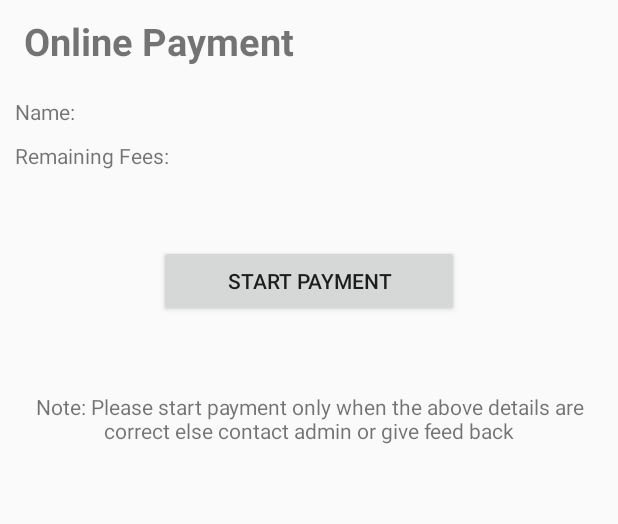
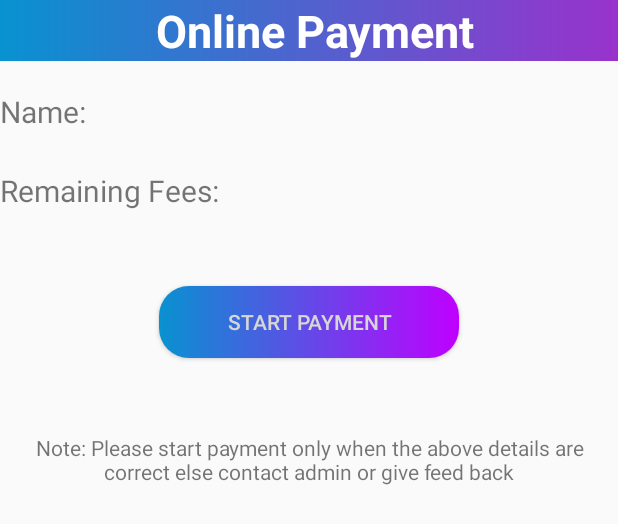
Before and after one commit to Pransh-Coder/Doodle, an Android app: the layout activity_payment_gateway.xml on its own in the app's theme, with its tools: preview values and no code run, on a phone screen of 412 x 824 dp. Shown: the top 524 px of the screen. Run offline under Robolectric (Android 15) with nearby library versions, the phone set to English and light mode, and no system bars; network calls fail.

Commit message:
before pull

```diff
--- a/app/src/main/java/com/proxima/elearning/Discussion_forum.java
+++ b/app/src/main/java/com/proxima/elearning/Discussion_forum.java
@@ -61,6 +61,7 @@ public class Discussion_forum extends AppCompatActivity {
                 Toast.makeText(Discussion_forum.this, "Button Pressed", Toast.LENGTH_SHORT).show();
                 Intent intent = new Intent(Discussion_forum.this,PostQuestions.class);
                 startActivity(intent);
+                finish();
             }
         });
     }
@@ -105,6 +106,7 @@ public class Discussion_forum extends AppCompatActivity {
             }
         });
         requestQueue.add(request);
+
     }
 
 }
--- a/app/src/main/java/com/proxima/elearning/PostQuestions.java
+++ b/app/src/main/java/com/proxima/elearning/PostQuestions.java
@@ -2,6 +2,7 @@ package com.proxima.elearning;
 
 import androidx.appcompat.app.AppCompatActivity;
 
+import android.content.Intent;
 import android.content.SharedPreferences;
 import android.os.Bundle;
 import android.view.View;
@@ -92,6 +93,9 @@ public class PostQuestions extends AppCompatActivity {
                     postQues();
                     ques_title.getText().clear();
                     question_body.getText().clear();
+                    Intent intent = new Intent(PostQuestions.this,Discussion_forum.class);
+                    startActivity(intent);
+                    finish();
                 }
             }
         });
--- a/app/src/main/java/com/proxima/elearning/QuestionDetails.java
+++ b/app/src/main/java/com/proxima/elearning/QuestionDetails.java
@@ -108,7 +108,7 @@ public class QuestionDetails extends AppCompatActivity {
                     JSONArray jsonArray = jsonObject.getJSONArray("dataQuestion");
                     JSONArray jsonArrayAnswer = jsonObject.getJSONArray("dataAnswer");
 
-
+                        // no need for loop becoz there is only 1 question at a time
 
                         JSONObject data = jsonArray.getJSONObject(0);
 
--- /dev/null
+++ b/app/src/main/res/drawable/custom_button.xml
@@ -0,0 +1,11 @@
+<?xml version="1.0" encoding="utf-8"?>
+<shape xmlns:android="http://schemas.android.com/apk/res/android"
+    android:shape="rectangle">
+    <corners android:radius="20dp"></corners>
+    <gradient android:endColor="#0892d0"
+        android:startColor="#bf00ff"
+        android:angle="180"></gradient>
+
+
+    <!--bf00ff,0892d0-->
+</shape>
--- /dev/null
+++ b/app/src/main/res/drawable/heading_background.xml
@@ -0,0 +1,8 @@
+<?xml version="1.0" encoding="utf-8"?>
+<shape xmlns:android="http://schemas.android.com/apk/res/android"
+    android:shape="rectangle">
+    <gradient android:startColor="#9932CC"
+        android:angle="180"
+        android:endColor="#0892D0"></gradient>
+
+</shape>
--- a/app/src/main/res/layout/activity_payment_gateway.xml
+++ b/app/src/main/res/layout/activity_payment_gateway.xml
@@ -5,16 +5,18 @@
     android:layout_width="match_parent"
     android:layout_height="match_parent"
     android:orientation="vertical"
-    android:padding="10dp"
     tools:context=".PaymentGateway">
 
     <TextView
         android:id="@+id/textView"
-        android:layout_width="wrap_content"
+        android:layout_width="match_parent"
         android:layout_height="wrap_content"
         android:text=" Online Payment"
-        android:textSize="25sp"
+        android:textSize="30sp"
         android:textStyle="bold"
+        android:textColor="#ffff"
+        android:gravity="center"
+        android:background="@drawable/heading_background"
         app:layout_constraintTop_toTopOf="parent"
         app:layout_constraintLeft_toLeftOf="parent"
         app:layout_constraintRight_toRightOf="parent"/>
@@ -23,18 +25,17 @@
         android:id="@+id/name"
         android:layout_width="match_parent"
         android:layout_height="wrap_content"
+        android:textSize="20sp"
         android:layout_marginTop="20dp"
-        android:text="Name:"
-        app:layout_constraintLeft_toLeftOf="parent"
-        app:layout_constraintRight_toRightOf="parent"
-        app:layout_constraintTop_toBottomOf="@+id/textView"/>
+        android:text="Name:" />
 
     <TextView
         android:id="@+id/remaining"
         android:layout_width="match_parent"
         android:layout_height="wrap_content"
-        android:layout_marginTop="10dp"
+        android:layout_marginTop="25dp"
         android:text="Remaining Fees:"
+        android:textSize="20sp"
         app:layout_constraintLeft_toLeftOf="parent"
         app:layout_constraintRight_toRightOf="parent" />
 
@@ -45,9 +46,10 @@
         android:layout_height="wrap_content"
         android:layout_gravity="center"
         android:layout_marginTop="50dp"
-        app:layout_constraintTop_toBottomOf="@+id/customer_id"
+        android:textColor="@color/white"
         app:layout_constraintLeft_toLeftOf="parent"
         android:text="Start Payment"
+        android:background="@drawable/custom_button"
         app:layout_constraintRight_toRightOf="parent"/>
     <TextView
         android:layout_width="match_parent"
```
Also changed, not shown: app/src/main/AndroidManifest.xml (+12 -4 lines), app/src/main/java/com/proxima/elearning/RecyclerAdapterVideos.java (added, +46 -0 lines), app/src/main/java/com/proxima/elearning/Videos.java (added, +17 -0 lines), app/src/main/java/com/proxima/elearning/Youtube_Videos.java (added, +14 -0 lines), app/src/main/res/layout/activity_attendance.xml (+20 -6 lines), app/src/main/res/layout/activity_fee_details.xml (+8 -4 lines), app/src/main/res/layout/activity_youtube__videos.xml (added, +14 -0 lines), app/src/main/res/layout/video_list.xml (added, +11 -0 lines).
